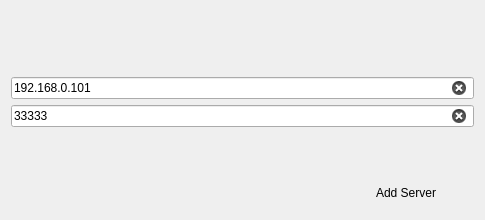
Before: the Qt Designer form GUI/newserverdialog.ui in KuzloPavlo/Networker, drawn with Qt 5.
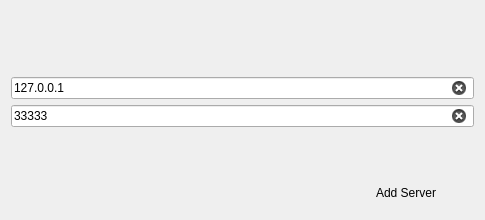
After: the same form once the commit is applied. Icons and pictures are not drawn.

```diff
--- a/GUI/newserverdialog.ui
+++ b/GUI/newserverdialog.ui
@@ -81,7 +81,7 @@
    <item row="2" column="0" colspan="3">
     <widget class="QLineEdit" name="serverAdressEdit">
      <property name="text">
-      <string>192.168.0.101</string>
+      <string>127.0.0.1</string>
      </property>
      <property name="dragEnabled">
       <bool>false</bool>
```
